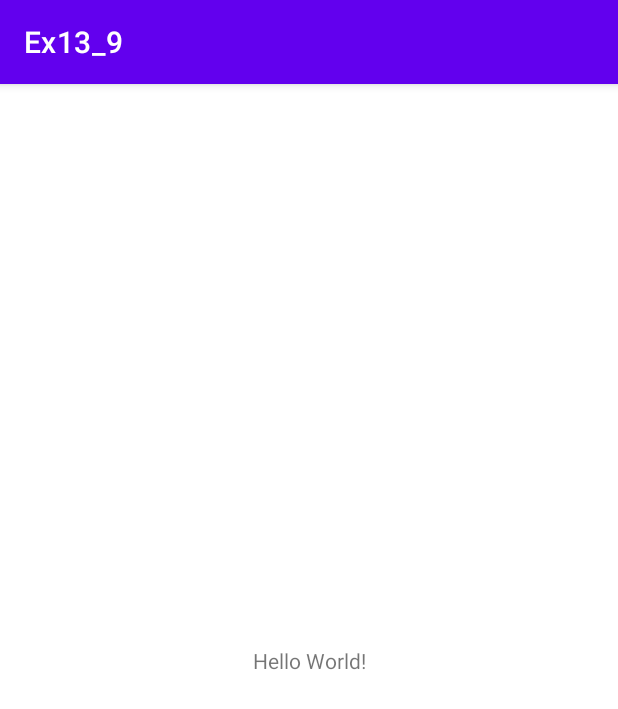
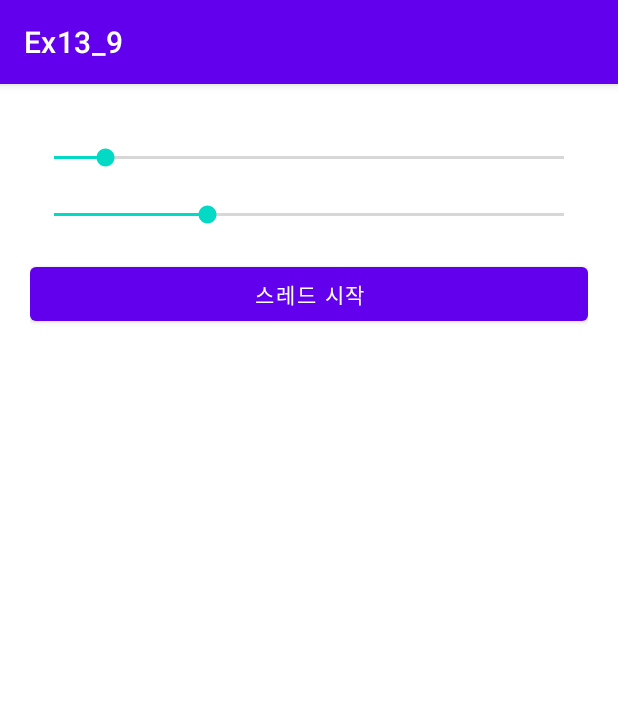
Before and after one commit to yo-nseo/Ex13_9, an Android app: the screen it shows after launch (MainActivity), on a phone screen of 412 x 824 dp. Shown: the top 709 px of the screen. Run offline under Robolectric (Android 15) with nearby library versions, the phone set to English and light mode, and no system bars.

Commit message:
main.xml commit

```diff
--- a/app/src/main/res/layout/activity_main.xml
+++ b/app/src/main/res/layout/activity_main.xml
@@ -1,18 +1,32 @@
 <?xml version="1.0" encoding="utf-8"?>
-<androidx.constraintlayout.widget.ConstraintLayout xmlns:android="http://schemas.android.com/apk/res/android"
+<LinearLayout xmlns:android="http://schemas.android.com/apk/res/android"
     xmlns:app="http://schemas.android.com/apk/res-auto"
     xmlns:tools="http://schemas.android.com/tools"
     android:layout_width="match_parent"
     android:layout_height="match_parent"
+    android:orientation="vertical"
+    android:padding="20dp"
     tools:context=".MainActivity">
 
-    <TextView
-        android:layout_width="wrap_content"
-        android:layout_height="wrap_content"
-        android:text="Hello World!"
-        app:layout_constraintBottom_toBottomOf="parent"
-        app:layout_constraintLeft_toLeftOf="parent"
-        app:layout_constraintRight_toRightOf="parent"
-        app:layout_constraintTop_toTopOf="parent" />
+    <SeekBar
+        android:id="@+id/seek1"
+        android:layout_marginTop="20dp"
+        android:progress="10"
+        android:layout_width="match_parent"
+        android:layout_height="wrap_content" />
 
-</androidx.constraintlayout.widget.ConstraintLayout>
+    <SeekBar
+        android:id="@+id/seek2"
+        android:layout_marginTop="20dp"
+        android:progress="30"
+        android:layout_width="match_parent"
+        android:layout_height="wrap_content" />
+
+    <Button
+        android:id="@+id/btn_start"
+        android:layout_marginTop="20dp"
+        android:text="@string/btn_start"
+        android:layout_width="match_parent"
+        android:layout_height="wrap_content" />
+
+</LinearLayout>
--- a/app/src/main/res/values/strings.xml
+++ b/app/src/main/res/values/strings.xml
@@ -1,3 +1,4 @@
 <resources>
     <string name="app_name">Ex13_9</string>
+    <string name="btn_start">스레드 시작</string>
 </resources>
```
